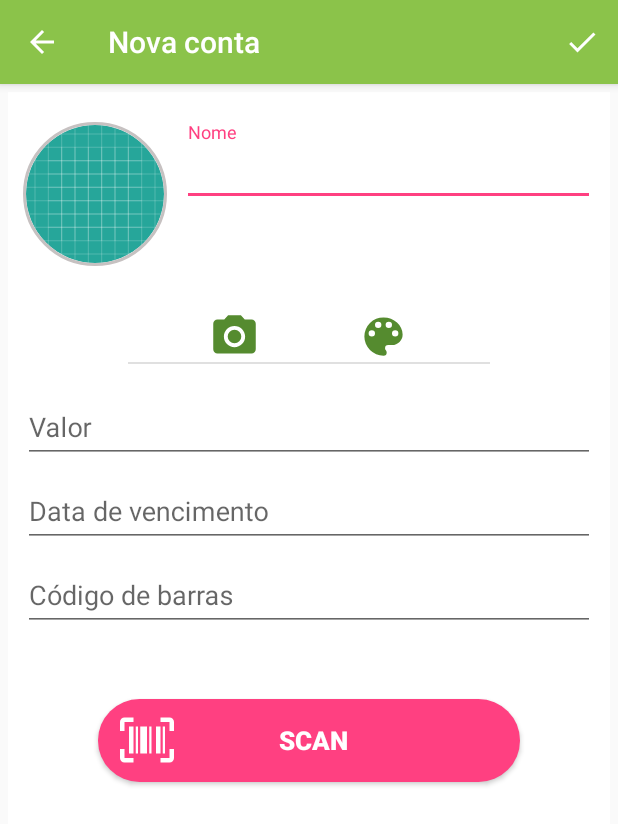
After one commit to vitorprado/paguei-android, an Android app: the BankSlipActivityRegister screen opened directly, with no data from a screen before it, on a phone screen of 412 x 824 dp. The commit adds this screen. Shown: the top 824 px of the screen. Run offline under Robolectric (Android 15) with nearby library versions, the phone set to English and light mode, and no system bars; our stand-ins replace CircleImageView, data binding; libraries missing offline, so code that uses them is left out: com.google.zxing.integration; 1 statement that could not run was skipped.

Commit message:
Registration of new bank slip

```diff
--- a/app/build.gradle
+++ b/app/build.gradle
@@ -48,4 +48,8 @@ dependencies {
     // rx libs
     implementation 'io.reactivex.rxjava2:rxandroid:2.0.2'
     implementation 'io.reactivex.rxjava2:rxjava:2.1.13'
+
+    //others libs
+    implementation 'com.journeyapps:zxing-android-embedded:3.6.0'
+    implementation 'de.hdodenhof:circleimageview:2.2.0'
 }
--- a/app/src/main/AndroidManifest.xml
+++ b/app/src/main/AndroidManifest.xml
@@ -16,6 +16,9 @@
                 <category android:name="android.intent.category.LAUNCHER" />
             </intent-filter>
         </activity>
+        <activity android:name=".main.banckSlip.BankSlipActivityRegister"
+            android:theme="@style/AppThemeActionBar">
+        </activity>
     </application>
 
 </manifest>
--- /dev/null
+++ b/app/src/main/java/com/vitorprado/paguei/common/utils/Utils.kt
@@ -0,0 +1,19 @@
+package com.vitorprado.paguei.common.utils
+
+import java.text.SimpleDateFormat
+import java.util.*
+
+class Utils {
+    companion object {
+        fun getLocalDateFormated(date: Date): String {
+            val locale = Locale.getDefault()
+            lateinit var defaultLocal : SimpleDateFormat
+            if (locale == Locale.US)
+                defaultLocal = SimpleDateFormat("yyyy/MM/dd", locale)
+            else
+                defaultLocal = SimpleDateFormat("dd/MM/yyyy", locale)
+
+            return defaultLocal.format(date)
+        }
+    }
+}
--- a/app/src/main/java/com/vitorprado/paguei/login/email/LoginActivity.kt
+++ b/app/src/main/java/com/vitorprado/paguei/login/email/LoginActivity.kt
@@ -1,5 +1,6 @@
 package com.vitorprado.paguei.login.email
 
+import android.content.Intent
 import android.databinding.DataBindingUtil
 import android.os.Bundle
 import android.support.v7.app.AppCompatActivity
@@ -8,6 +9,7 @@ import com.vitorprado.paguei.common.decorator.DecoratedContract
 import com.vitorprado.paguei.databinding.LoginBinding
 import com.vitorprado.paguei.login.email.values.Credentials
 import com.vitorprado.paguei.login.email.values.User
+import com.vitorprado.paguei.main.banckSlip.BankSlipActivityRegister
 import io.reactivex.Observable
 
 class LoginActivity : AppCompatActivity() {
@@ -21,6 +23,7 @@ class LoginActivity : AppCompatActivity() {
 
     private fun contract(binding: LoginBinding) = object : DecoratedContract<User>(LoginDecorator(binding)) {
         override fun onDone(data: User?) {
+            startActivity(Intent(binding.root.context, BankSlipActivityRegister::class.java))
             finish()
         }
     }
--- /dev/null
+++ b/app/src/main/java/com/vitorprado/paguei/main/banckSlip/BankSlipActivityRegister.kt
@@ -0,0 +1,75 @@
+package com.vitorprado.paguei.main.banckSlip
+
+import android.content.Intent
+import android.databinding.DataBindingUtil
+import android.support.v7.app.AppCompatActivity
+import android.os.Bundle
+import android.view.Menu
+import android.view.MenuItem
+import com.google.zxing.integration.android.IntentIntegrator
+import com.vitorprado.paguei.R
+import com.vitorprado.paguei.common.decorator.DecoratedContract
+import com.vitorprado.paguei.databinding.BankSlipBinding
+import com.vitorprado.paguei.main.banckSlip.values.BankSlip
+
+class BankSlipActivityRegister : AppCompatActivity(), BankSlipContract.View {
+
+    private lateinit var dataBind : BankSlipBinding
+
+    override fun onCreate(savedInstanceState: Bundle?) {
+        super.onCreate(savedInstanceState)
+        dataBind = DataBindingUtil.setContentView(this, R.layout.bank_slip)
+        dataBind.presenter = BankSlipPresenter(contract(dataBind), this)
+
+        if (supportActionBar != null) {
+            supportActionBar!!.setDisplayHomeAsUpEnabled(true)
+            supportActionBar!!.title = "Nova conta"
+        }
+
+        scan()
+    }
+
+    private fun contract(binding: BankSlipBinding) = object : DecoratedContract<BankSlip>(BankSlipDecorator(binding)) {
+        override fun onDone(data: BankSlip?) {
+            finish()
+        }
+    }
+
+    override fun scan() {
+        IntentIntegrator(this).initiateScan()
+    }
+
+    override fun onActivityResult(requestCode: Int, resultCode: Int, data: Intent?) {
+        super.onActivityResult(requestCode, resultCode, data)
+        val result = IntentIntegrator.parseActivityResult(requestCode, resultCode, data)
+        if (result != null) {
+            if (result.contents == null) {
+            } else {
+                dataBind.presenter!!.getDados(result.contents)
+            }
+        } else {
+            super.onActivityResult(requestCode, resultCode, data)
+        }
+    }
+
+    override fun onOptionsItemSelected(item: MenuItem): Boolean {
+        when (item.itemId) {
+            android.R.id.home -> {
+                setResult(1)
+                finish()
+            }
+            R.id.action_save -> {
+                //
+            }
+            else -> {
+                //
+            }
+        }
+        return super.onOptionsItemSelected(item)
+    }
+
+    override fun onCreateOptionsMenu(menu: Menu): Boolean {
+        menuInflater.inflate(R.menu.save, menu)
+        return true
+    }
+}
--- /dev/null
+++ b/app/src/main/java/com/vitorprado/paguei/main/banckSlip/BankSlipContract.kt
@@ -0,0 +1,12 @@
+package com.vitorprado.paguei.main.banckSlip
+
+interface BankSlipContract {
+
+    interface View{
+        fun scan()
+    }
+
+    interface Presenter{
+        fun getDados(barcode : String)
+    }
+}
--- /dev/null
+++ b/app/src/main/java/com/vitorprado/paguei/main/banckSlip/BankSlipDecorator.kt
@@ -0,0 +1,19 @@
+package com.vitorprado.paguei.main.banckSlip
+
+import android.support.design.widget.Snackbar
+import com.vitorprado.paguei.common.decorator.Decorator
+import com.vitorprado.paguei.databinding.BankSlipBinding
+
+class BankSlipDecorator(private val databind: BankSlipBinding) : Decorator(databind) {
+    override fun decorateLoading() {
+        //
+    }
+
+    override fun decorateError() {
+        Snackbar.make(databind.root, "Error, try again", Snackbar.LENGTH_SHORT).show()
+    }
+
+    override fun decorateSuccess(doneCallback: () -> Any?) {
+        //
+    }
+}
--- /dev/null
+++ b/app/src/main/java/com/vitorprado/paguei/main/banckSlip/BankSlipPresenter.kt
@@ -0,0 +1,50 @@
+package com.vitorprado.paguei.main.banckSlip
+
+import com.vitorprado.paguei.common.BasePresenter
+import com.vitorprado.paguei.common.decorator.DecoratedContract
+import com.vitorprado.paguei.common.utils.Utils
+import com.vitorprado.paguei.main.banckSlip.values.BankSlip
+import java.util.*
+
+class BankSlipPresenter(contract: DecoratedContract<BankSlip>, val view : BankSlipContract.View) :
+        BasePresenter<BankSlip>(contract), BankSlipContract.Presenter {
+
+    var name: String = ""
+        set(value) {
+            field = value
+            notifyChange()
+        }
+
+    var value: String = ""
+        set(value) {
+            field = value
+            notifyChange()
+        }
+
+    var date: String = ""
+        set(value) {
+            field = value
+            notifyChange()
+        }
+
+    var barcode: String = ""
+        set(value) {
+            field = value
+            notifyChange()
+        }
+
+    fun scanClick() {
+        //startLoading()
+        view.scan()
+    }
+
+    override fun getDados(barcode : String) {
+        if (barcode.isEmpty())
+            return
+
+        name = "CPFL"
+        value = "R$100,00"
+        date = Utils.getLocalDateFormated(Calendar.getInstance().time)
+        this.barcode = barcode
+    }
+}
--- /dev/null
+++ b/app/src/main/java/com/vitorprado/paguei/main/banckSlip/values/BankSlip.kt
@@ -0,0 +1,10 @@
+package com.vitorprado.paguei.main.banckSlip.values
+
+import java.util.*
+
+data class BankSlip(
+        val name: String,
+        val value: Double,
+        val date: Date,
+        val barcode: String
+)
--- /dev/null
+++ b/app/src/main/res/drawable/ic_barcode_scan_white.xml
@@ -0,0 +1,8 @@
+<!-- drawable/barcode_scan.xml -->
+<vector xmlns:android="http://schemas.android.com/apk/res/android"
+    android:height="36dp"
+    android:width="36dp"
+    android:viewportWidth="24"
+    android:viewportHeight="24">
+    <path android:fillColor="#FFFFFF" android:pathData="M4,6H6V18H4V6M7,6H8V18H7V6M9,6H12V18H9V6M13,6H14V18H13V6M16,6H18V18H16V6M19,6H20V18H19V6M2,4V8H0V4A2,2 0 0,1 2,2H6V4H2M22,2A2,2 0 0,1 24,4V8H22V4H18V2H22M2,16V20H6V22H2A2,2 0 0,1 0,20V16H2M22,20V16H24V20A2,2 0 0,1 22,22H18V20H22Z" />
+</vector>
--- /dev/null
+++ b/app/src/main/res/drawable/ic_palette_blue_24dp.xml
@@ -0,0 +1,8 @@
+<!-- drawable/palette.xml -->
+<vector xmlns:android="http://schemas.android.com/apk/res/android"
+    android:height="32dp"
+    android:width="32dp"
+    android:viewportWidth="24"
+    android:viewportHeight="24">
+    <path android:fillColor="#558b2f" android:pathData="M17.5,12A1.5,1.5 0 0,1 16,10.5A1.5,1.5 0 0,1 17.5,9A1.5,1.5 0 0,1 19,10.5A1.5,1.5 0 0,1 17.5,12M14.5,8A1.5,1.5 0 0,1 13,6.5A1.5,1.5 0 0,1 14.5,5A1.5,1.5 0 0,1 16,6.5A1.5,1.5 0 0,1 14.5,8M9.5,8A1.5,1.5 0 0,1 8,6.5A1.5,1.5 0 0,1 9.5,5A1.5,1.5 0 0,1 11,6.5A1.5,1.5 0 0,1 9.5,8M6.5,12A1.5,1.5 0 0,1 5,10.5A1.5,1.5 0 0,1 6.5,9A1.5,1.5 0 0,1 8,10.5A1.5,1.5 0 0,1 6.5,12M12,3A9,9 0 0,0 3,12A9,9 0 0,0 12,21A1.5,1.5 0 0,0 13.5,19.5C13.5,19.11 13.35,18.76 13.11,18.5C12.88,18.23 12.73,17.88 12.73,17.5A1.5,1.5 0 0,1 14.23,16H16A5,5 0 0,0 21,11C21,6.58 16.97,3 12,3Z" />
+</vector>
--- /dev/null
+++ b/app/src/main/res/drawable/ic_photo_camera_blue_32dp.xml
@@ -0,0 +1,12 @@
+<vector xmlns:android="http://schemas.android.com/apk/res/android"
+        android:width="32dp"
+        android:height="32dp"
+        android:viewportWidth="24.0"
+        android:viewportHeight="24.0">
+    <path
+        android:fillColor="#558b2f"
+        android:pathData="M12,12m-3.2,0a3.2,3.2 0,1 1,6.4 0a3.2,3.2 0,1 1,-6.4 0"/>
+    <path
+        android:fillColor="#558b2f"
+        android:pathData="M9,2L7.17,4L4,4c-1.1,0 -2,0.9 -2,2v12c0,1.1 0.9,2 2,2h16c1.1,0 2,-0.9 2,-2L22,6c0,-1.1 -0.9,-2 -2,-2h-3.17L15,2L9,2zM12,17c-2.76,0 -5,-2.24 -5,-5s2.24,-5 5,-5 5,2.24 5,5 -2.24,5 -5,5z"/>
+</vector>
--- /dev/null
+++ b/app/src/main/res/drawable/ic_save_white_24dp.xml
@@ -0,0 +1,9 @@
+<vector xmlns:android="http://schemas.android.com/apk/res/android"
+        android:width="24dp"
+        android:height="24dp"
+        android:viewportWidth="24.0"
+        android:viewportHeight="24.0">
+    <path
+        android:fillColor="#FFFFFFFF"
+        android:pathData="M9,16.17L4.83,12l-1.42,1.41L9,19 21,7l-1.41,-1.41z"/>
+</vector>
--- /dev/null
+++ b/app/src/main/res/drawable/rounded_button_accent_padding.xml
@@ -0,0 +1,8 @@
+<?xml version="1.0" encoding="utf-8"?>
+<shape xmlns:android="http://schemas.android.com/apk/res/android" >
+
+    <solid android:color="@color/colorAccent" />
+    <corners android:radius="60dp" />
+    <padding android:left="15dp" />
+
+</shape>
--- /dev/null
+++ b/app/src/main/res/layout/bank_slip.xml
@@ -0,0 +1,161 @@
+<?xml version="1.0" encoding="utf-8"?>
+<layout xmlns:android="http://schemas.android.com/apk/res/android"
+    xmlns:app="http://schemas.android.com/apk/res-auto"
+    xmlns:tools="http://schemas.android.com/tools"
+    tools:context=".main.banckSlip.BankSlipActivityRegister">
+
+    <data>
+        <import type="android.view.View" />
+
+        <variable
+            name="presenter"
+            type="com.vitorprado.paguei.main.banckSlip.BankSlipPresenter" />
+    </data>
+
+    <LinearLayout
+        android:id="@+id/rl"
+        android:layout_width="match_parent"
+        android:layout_height="match_parent"
+        android:layout_margin="5dp"
+        android:orientation="vertical"
+        android:padding="10dp"
+        android:background="#FFF">
+
+        <RelativeLayout
+            android:layout_width="wrap_content"
+            android:layout_height="wrap_content"
+            android:background="#FFF">
+
+            <de.hdodenhof.circleimageview.CircleImageView
+                xmlns:app="http://schemas.android.com/apk/res-auto"
+                android:id="@+id/civ_logo"
+                android:layout_width="96dp"
+                android:layout_height="96dp"
+                android:src="@drawable/ic_launcher_background"
+                app:civ_border_width="2dp"
+                app:civ_border_color="#c6c1c1"
+                android:layout_marginTop="10dp"
+                android:layout_marginRight="10dp"
+                android:layout_marginBottom="10dp"/>
+
+            <android.support.design.widget.TextInputLayout
+                android:layout_width="match_parent"
+                android:layout_height="wrap_content"
+                android:layout_marginTop="10dp"
+                android:layout_toRightOf="@+id/civ_logo">
+
+                <android.support.design.widget.TextInputEditText
+                    android:id="@+id/name"
+                    android:layout_width="match_parent"
+                    android:layout_height="wrap_content"
+                    android:hint="Nome"
+                    android:lines="1"
+                    android:singleLine="true"
+                    android:text="@={presenter.name}" />
+
+            </android.support.design.widget.TextInputLayout>
+
+            <LinearLayout
+                android:id="@+id/l_icons"
+                android:layout_width="wrap_content"
+                android:layout_height="wrap_content"
+                android:layout_below="@+id/civ_logo"
+                android:layout_centerHorizontal="true"
+                android:layout_marginTop="20dp">
+
+                <ImageView
+                    android:id="@+id/iv_cam"
+                    android:layout_width="34dp"
+                    android:layout_height="34dp"
+                    android:layout_below="@+id/civ_logo"
+                    app:srcCompat="@drawable/ic_photo_camera_blue_32dp" />
+
+                <ImageView
+                    android:id="@+id/iv_tint"
+                    android:layout_width="34dp"
+                    android:layout_height="34dp"
+                    android:layout_below="@+id/civ_logo"
+                    android:layout_marginLeft="65dp"
+                    android:layout_toRightOf="@+id/iv_cam"
+                    app:srcCompat="@drawable/ic_palette_blue_24dp" />
+
+            </LinearLayout>
+
+            <View
+                android:layout_width="match_parent"
+                android:layout_height="1dp"
+                android:layout_marginLeft="70dp"
+                android:layout_marginRight="70dp"
+                android:background="#e0e0e0"
+                android:layout_below="@+id/l_icons"/>
+        </RelativeLayout>
+
+        <android.support.design.widget.TextInputLayout
+            android:layout_width="match_parent"
+            android:layout_height="wrap_content"
+            android:layout_marginTop="10dp">
+
+            <android.support.design.widget.TextInputEditText
+                android:id="@+id/value"
+                android:layout_width="match_parent"
+                android:layout_height="wrap_content"
+                android:hint="Valor"
+                android:inputType="numberDecimal"
+                android:lines="1"
+                android:singleLine="true"
+                android:text="@={presenter.value}" />
+
+        </android.support.design.widget.TextInputLayout>
+
+        <android.support.design.widget.TextInputLayout
+            android:layout_width="match_parent"
+            android:layout_height="wrap_content">
+
+            <android.support.design.widget.TextInputEditText
+                android:id="@+id/date"
+                android:layout_width="match_parent"
+                android:layout_height="wrap_content"
+                android:hint="Data de vencimento"
+                android:inputType="date"
+                android:lines="1"
+                android:singleLine="true"
+                android:text="@={presenter.date}" />
+
+        </android.support.design.widget.TextInputLayout>
+
+        <android.support.design.widget.TextInputLayout
+            android:layout_width="match_parent"
+            android:layout_height="wrap_content"
+            android:layout_marginBottom="25dp">
+
+            <android.support.design.widget.TextInputEditText
+                android:id="@+id/barcode"
+                android:layout_width="match_parent"
+                android:layout_height="wrap_content"
+                android:hint="Código de barras"
+                android:inputType="text"
+                android:lines="1"
+                android:singleLine="true"
+                android:text="@={presenter.barcode}" />
+
+        </android.support.design.widget.TextInputLayout>
+
+        <Button
+            android:id="@+id/bt_save"
+            android:layout_width="match_parent"
+            android:layout_height="55dp"
+            android:layout_gravity="center"
+            android:layout_marginLeft="50dp"
+            android:layout_marginRight="50dp"
+            android:layout_marginTop="20dp"
+            android:background="@drawable/rounded_button_accent_padding"
+            android:drawableLeft="@drawable/ic_barcode_scan_white"
+            android:drawablePadding="-45dp"
+            android:onClick="@{(v) -> presenter.scanClick()}"
+            android:text="Scan"
+            android:textColor="#fff"
+            android:textSize="17dp"
+            android:textStyle="bold"
+            tools:ignore="RtlHardcoded" />
+    </LinearLayout>
+</layout>
--- /dev/null
+++ b/app/src/main/res/menu/save.xml
@@ -0,0 +1,11 @@
+<?xml version="1.0" encoding="utf-8"?>
+<menu xmlns:android="http://schemas.android.com/apk/res/android"
+    xmlns:app="http://schemas.android.com/apk/res-auto">
+
+    <item
+        android:id="@+id/action_save"
+        android:icon="@drawable/ic_save_white_24dp"
+        app:showAsAction="always"
+        android:title="salvar"/>
+
+</menu>
--- a/app/src/main/res/values/styles.xml
+++ b/app/src/main/res/values/styles.xml
@@ -8,4 +8,11 @@
         <item name="colorAccent">@color/colorAccent</item>
     </style>
 
+    <style name="AppThemeActionBar" parent="Theme.AppCompat.Light.DarkActionBar">
+        <!-- Customize your theme here. -->
+        <item name="colorPrimary">@color/colorPrimary</item>
+        <item name="colorPrimaryDark">@color/colorPrimaryDark</item>
+        <item name="colorAccent">@color/colorAccent</item>
+    </style>
+
 </resources>
```
